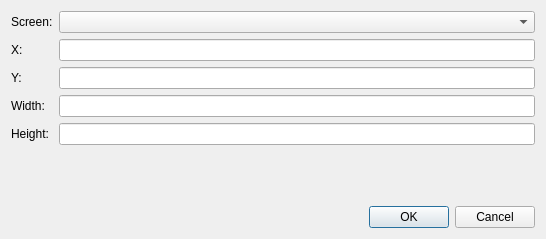
Before: the Qt Designer form configdialog.ui in Subtivals/subtivals, drawn with Qt 5.
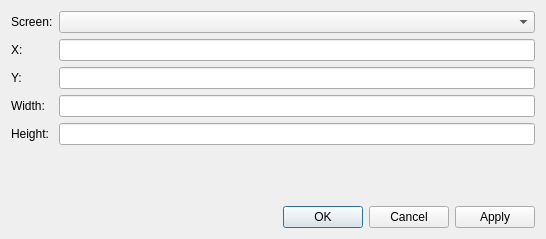
After: the same form once the commit is applied.

Commit message: Add apply button in preferences (fixes #50)

Diff of the .ui file:
```diff
--- a/configdialog.ui
+++ b/configdialog.ui
@@ -87,7 +87,7 @@
       <enum>Qt::Horizontal</enum>
      </property>
      <property name="standardButtons">
-      <set>QDialogButtonBox::Cancel|QDialogButtonBox::Ok</set>
+      <set>QDialogButtonBox::Apply|QDialogButtonBox::Cancel|QDialogButtonBox::Ok</set>
      </property>
     </widget>
    </item>
```
Left out of the diff: 17 changed lines with no effect on the pictures. The commit also changes 3 other files.
